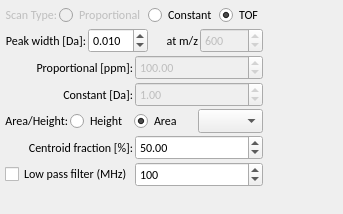
Above: src/libs/adwidgets/centroidform.ui from qtplatz/qtplatz before the change. Below: the same form after it.
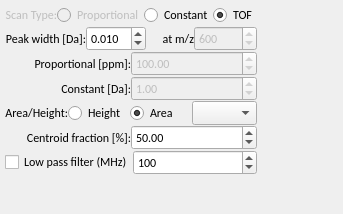
That is the form after the change.

What changed in the file:
```diff
--- a/src/libs/adwidgets/centroidform.ui
+++ b/src/libs/adwidgets/centroidform.ui
@@ -43,7 +43,7 @@
    <item>
     <layout class="QVBoxLayout" name="verticalLayout">
      <property name="spacing">
-      <number>2</number>
+      <number>0</number>
      </property>
      <item>
       <layout class="QHBoxLayout" name="horizontalLayout7">
```
Left out of the diff: 2 changed lines with no effect on the pictures.
